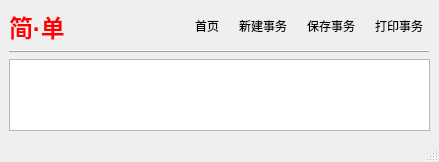
Qt form views/dashboard_template.ui (earlideal/jiandan) before a commit.
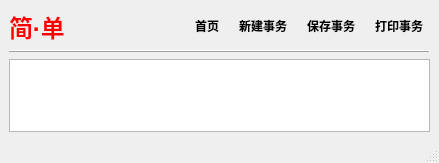
The same form after that commit.

The edit to the form file:
```diff
--- a/views/dashboard_template.ui
+++ b/views/dashboard_template.ui
@@ -7,7 +7,7 @@
     <x>0</x>
     <y>0</y>
     <width>439</width>
-    <height>162</height>
+    <height>163</height>
    </rect>
   </property>
   <property name="windowTitle">
@@ -96,6 +96,13 @@
           <height>30</height>
          </size>
         </property>
+        <property name="font">
+         <font>
+          <family>Microsoft YaHei UI</family>
+          <weight>75</weight>
+          <bold>true</bold>
+         </font>
+        </property>
         <property name="text">
          <string>首页</string>
         </property>
@@ -118,6 +125,13 @@
           <height>30</height>
          </size>
         </property>
+        <property name="font">
+         <font>
+          <family>Microsoft YaHei UI</family>
+          <weight>75</weight>
+          <bold>true</bold>
+         </font>
+        </property>
         <property name="text">
          <string>新建事务</string>
         </property>
@@ -140,6 +154,13 @@
           <height>30</height>
          </size>
         </property>
+        <property name="font">
+         <font>
+          <family>Microsoft YaHei UI</family>
+          <weight>75</weight>
+          <bold>true</bold>
+         </font>
+        </property>
         <property name="text">
          <string>保存事务</string>
         </property>
@@ -162,6 +183,13 @@
           <height>30</height>
          </size>
         </property>
+        <property name="font">
+         <font>
+          <family>Microsoft YaHei UI</family>
+          <weight>75</weight>
+          <bold>true</bold>
+         </font>
+        </property>
         <property name="text">
          <string>打印事务</string>
         </property>
```
Left out of the diff: 4 changed lines with no effect on the pictures.
